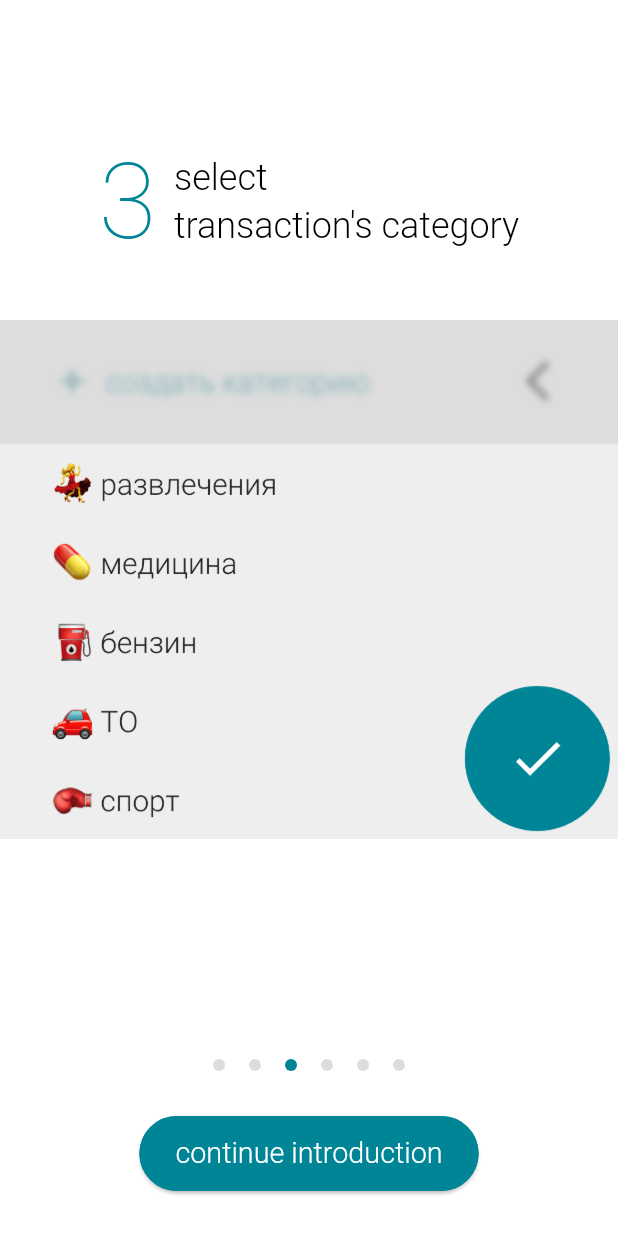
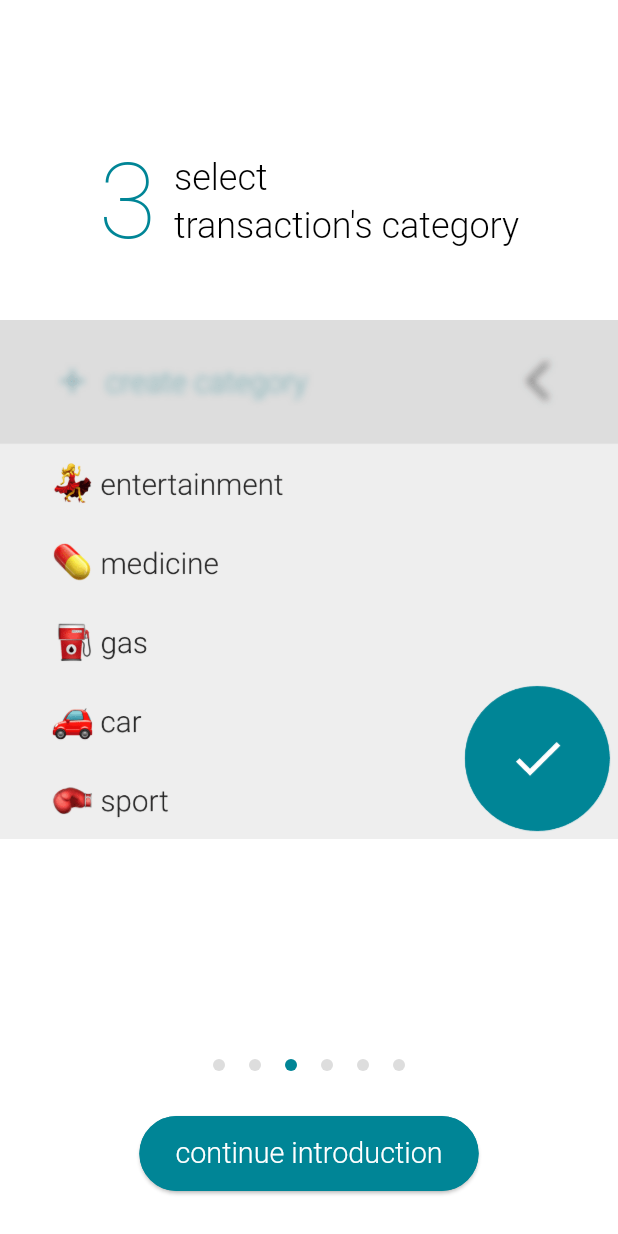
Before and after one commit to iSVDi/expenso, a Flutter app: the screen it shows after launch, swiped to page 3, on a phone screen of 412 x 824 dp. Run offline on Flutter 3.47's test engine with Material 3 defaults, Android fonts, the phone set to English and light mode, and no system bars; our stand-ins replace circular_countdown_timer, flutter_bloc, focused_menu, objectbox, shared_preferences, syncfusion_flutter_charts; missing offline and left inert: group_list_view; generated files the repository leaves out were written again; Roboto replaces fonts that are missing (SF Pro).

```diff
--- a/lib/l10n/category_localizator.dart
+++ b/lib/l10n/category_localizator.dart
@@ -2,7 +2,6 @@ import 'package:expenso/common/data_layer/models/category.dart';
 import 'package:expenso/common/data_layer/repositories/categories_repository.dart';
 import 'package:expenso/l10n/gen_10n/app_localizations.dart';
 
-//TODO? add localization of start categories
 class CategoryLocalizator {
   void updateEmptyCategoryTitle(AppLocalizations localizations) {
     var emptyCategory = Category.emptyCategory();
--- a/lib/modules/history/cubit/date_range_helper.dart
+++ b/lib/modules/history/cubit/date_range_helper.dart
@@ -13,7 +13,7 @@ class DateRangeHelper {
     var now = DateTime.now();
     var currentDateTime = DateTime(now.year, now.month, now.day);
     var startWeek = currentDateTime.subtract(Duration(days: currentDateTime.weekday - 1));
-    var endWeek = startWeek.add(Duration(days: 7));
+    var endWeek = startWeek.add(const Duration(days: 7));
     return DateTimeRange(start: startWeek, end: endWeek);
   }
 
--- a/lib/modules/history/views/history.dart
+++ b/lib/modules/history/views/history.dart
@@ -13,7 +13,6 @@ import 'package:flutter/material.dart';
 import 'package:flutter_bloc/flutter_bloc.dart';
 import 'package:group_list_view/group_list_view.dart';
 
-//TODO remove localizations generated files from git
 class History extends StatelessWidget {
   const History({super.key});
 
--- a/lib/modules/welcome/welcome_cubit.dart
+++ b/lib/modules/welcome/welcome_cubit.dart
@@ -51,7 +51,7 @@ class WelcomeCubit {
     ];
     var res = titles.map((e) {
       var id = titles.indexOf(e) + 1;
-      var image = _getImage(id, brightness);
+      var image = _getImage(id, brightness, localization.localeName);
       return SlideModel(
         number: id,
         title: e,
@@ -104,18 +104,21 @@ class WelcomeCubit {
   }
 
 //* ids must starts from 1
-  Image? _getImage(int id, Brightness brightness) {
+  Image? _getImage(int id, Brightness brightness, String localeName) {
     if (id == 5) {
       return null;
     }
 
-    String imageName;
-    if (brightness == Brightness.light) {
-      imageName = "welcome$id.png";
-    } else {
-      imageName = "welcomeDark$id.png";
+    String imageName = "welcome";
+
+    if (brightness == Brightness.dark) {
+      imageName += "Dark";
     }
+    imageName += "$id";
 
-    return Image.asset("assets/welcome/$imageName");
+    if (id >= 3) {
+      imageName += "_$localeName";
+    }
+    return Image.asset("assets/welcome/$imageName.png");
   }
 }
```
Also changed, not shown: pubspec.yaml (+12 -6 lines), assets/welcome/welcome3_en.png (added), assets/welcome/welcome3_ru.png (renamed from assets/welcome/welcome3.png), assets/welcome/welcome4_en.png (added), assets/welcome/welcome4_ru.png (renamed from assets/welcome/welcome4.png), assets/welcome/welcome6_en.png (added), assets/welcome/welcome6_ru.png (renamed from assets/welcome/welcome6.png), assets/welcome/welcomeDark3_en.png (added), assets/welcome/welcomeDark3_ru.png (renamed from assets/welcome/welcomeDark3.png), assets/welcome/welcomeDark4_en.png (added), assets/welcome/welcomeDark4_ru.png (renamed from assets/welcome/welcomeDark4.png), assets/welcome/welcomeDark6_en.png (added), assets/welcome/welcomeDark6_ru.png (renamed from assets/welcome/welcomeDark6.png).
